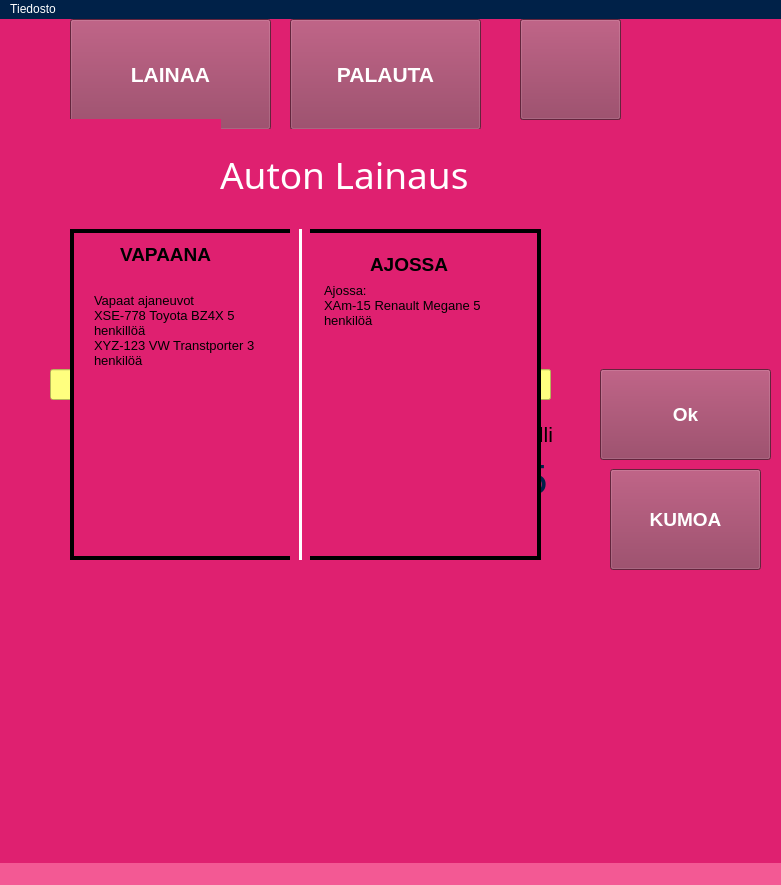
Above: user.ui from Sadiqa-Khawari/Autolainaus before the change. Below: the same form after it.
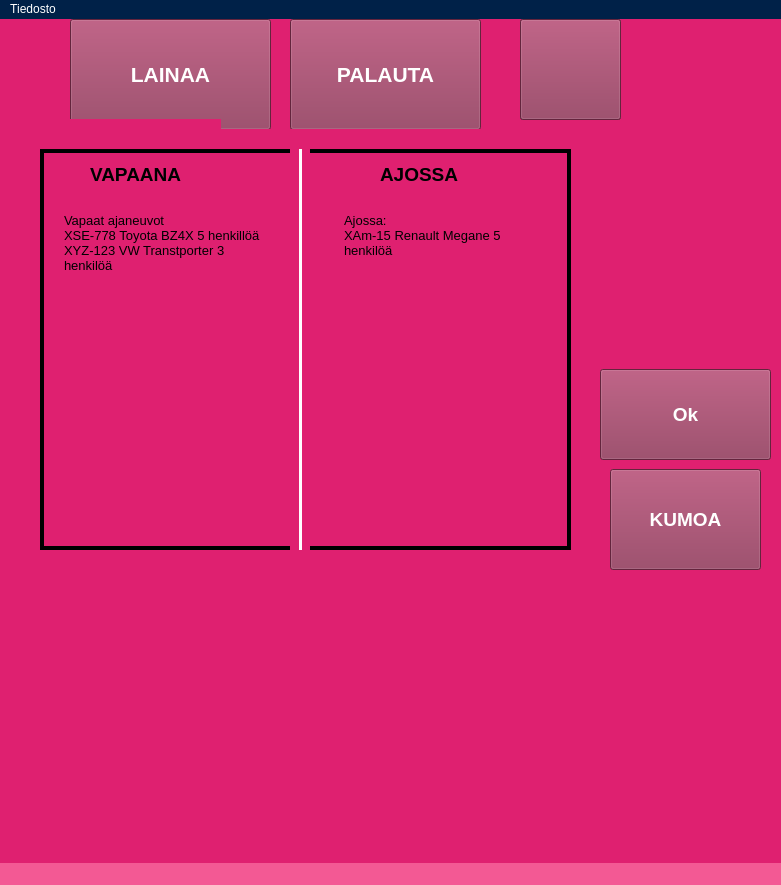
That is the form after the change. Icons and pictures are not drawn.

What changed in the file:
```diff
--- a/user.ui
+++ b/user.ui
@@ -72,7 +72,8 @@
      </font>
     </property>
     <property name="styleSheet">
-     <string notr="true">background-color: rgb(255, 255, 127);</string>
+     <string notr="true">background-color: rgb(255, 255, 127);
+color: rgb(0, 0, 0);</string>
     </property>
     <property name="text">
      <string/>
@@ -504,7 +505,8 @@
      </font>
     </property>
     <property name="styleSheet">
-     <string notr="true">background-color: rgb(255, 255, 127);</string>
+     <string notr="true">background-color: rgb(255, 255, 127);
+color: rgb(0, 0, 0);</string>
     </property>
     <property name="text">
      <string/>
@@ -540,10 +542,10 @@
    <widget class="QFrame" name="frame">
     <property name="geometry">
      <rect>
-      <x>70</x>
-      <y>210</y>
-      <width>471</width>
-      <height>331</height>
+      <x>40</x>
+      <y>130</y>
+      <width>531</width>
+      <height>401</height>
      </rect>
     </property>
     <property name="frameShape">
@@ -560,8 +562,8 @@
       <rect>
        <x>20</x>
        <y>60</y>
-       <width>191</width>
-       <height>171</height>
+       <width>221</width>
+       <height>321</height>
       </rect>
      </property>
      <property name="font">
@@ -591,10 +593,10 @@
     <widget class="QPlainTextEdit" name="plainTextEdit_2">
      <property name="geometry">
       <rect>
-       <x>250</x>
-       <y>50</y>
+       <x>300</x>
+       <y>60</y>
        <width>201</width>
-       <height>171</height>
+       <height>261</height>
       </rect>
      </property>
      <property name="font">
@@ -623,10 +625,10 @@
     <widget class="Line" name="line">
      <property name="geometry">
       <rect>
-       <x>220</x>
+       <x>250</x>
        <y>0</y>
        <width>20</width>
-       <height>331</height>
+       <height>401</height>
       </rect>
      </property>
      <property name="styleSheet">
@@ -664,8 +666,8 @@
     <widget class="QLabel" name="availableLabel_2">
      <property name="geometry">
       <rect>
-       <x>300</x>
-       <y>20</y>
+       <x>340</x>
+       <y>10</y>
        <width>101</width>
        <height>31</height>
       </rect>
```
Left out of the diff: 6 changed lines with no effect on the pictures.
